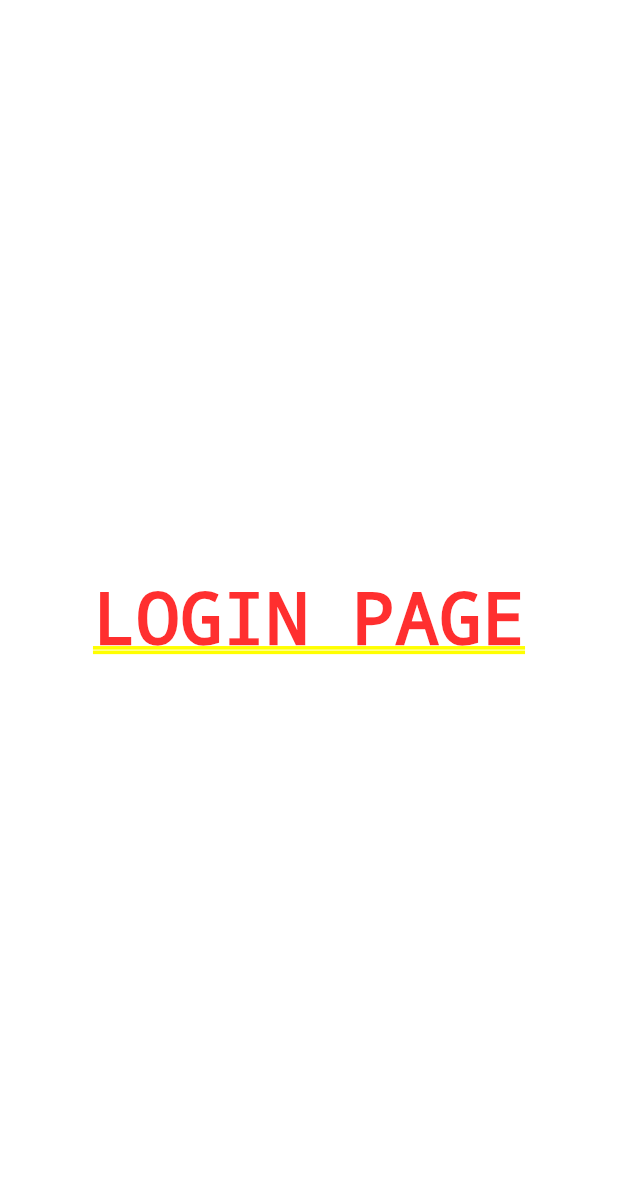
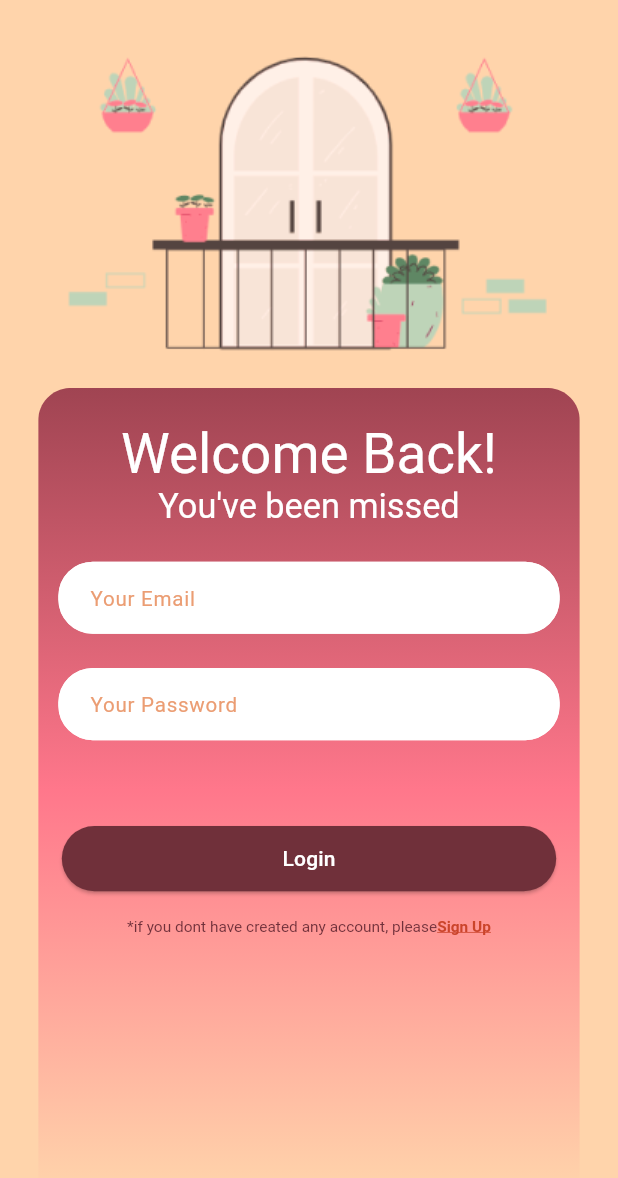
Before and after one commit to AbiMulLyA/mawadda_test, a Flutter app: the screen it shows after launch, after a tap on "Login", on a phone screen of 412 x 824 dp. Shown: the top 1178 px of the screen. Run offline on Flutter 3.47's test engine with Material 2 defaults, Android fonts, the phone set to English and light mode, and no system bars; our stand-ins replace auto_route, equatable, flutter_bloc, flutter_screenutil, flutter_svg, get_it and 3 more.

Commit message:
add example auth ui

```diff
--- /dev/null
+++ b/lib/auth/components/auth_form_component.dart
@@ -0,0 +1,65 @@
+// ignore_for_file: public_member_api_docs, sort_ructors_first
+import 'package:flutter/material.dart';
+import 'package:flutter_screenutil/flutter_screenutil.dart';
+
+class AuthFormComponentt extends StatelessWidget {
+  const AuthFormComponentt({
+    Key? key,
+    required this.controller,
+    this.formKey,
+    required this.hintText,
+    required this.textInputType,
+  }) : super(key: key);
+
+  final TextEditingController controller;
+  final String? formKey;
+  final String hintText;
+  final TextInputType textInputType;
+
+  @override
+  Widget build(BuildContext context) {
+    return SizedBox(
+      width: 292.w,
+      height: 42.h,
+      child: TextFormField(
+        key: Key(formKey ?? ''),
+        controller: controller,
+        textInputAction: TextInputAction.next,
+        keyboardType: textInputType,
+        autofocus: false,
+        autovalidateMode: AutovalidateMode.onUserInteraction,
+        decoration: InputDecoration(
+          fillColor: Colors.white,
+          filled: true,
+          isDense: true,
+          hintText: hintText,
+          hintStyle: TextStyle(color: const Color(0xffEB9D73), fontSize: 12.sp),
+          errorBorder: OutlineInputBorder(
+            borderRadius: BorderRadius.all(Radius.circular(20.r)),
+            borderSide: const BorderSide(color: Colors.red, width: 1.0),
+          ),
+          focusedErrorBorder: OutlineInputBorder(
+            borderRadius: BorderRadius.all(Radius.circular(20.r)),
+            borderSide: const BorderSide(color: Colors.white, width: 1.0),
+          ),
+          contentPadding: EdgeInsets.all(15.r),
+          enabledBorder: OutlineInputBorder(
+            borderRadius: BorderRadius.all(Radius.circular(20.r)),
+            borderSide: const BorderSide(
+              color: Colors.white,
+              width: 1.0,
+            ),
+          ),
+          focusedBorder: OutlineInputBorder(
+            borderRadius: BorderRadius.all(Radius.circular(20.r)),
+            borderSide: const BorderSide(color: Colors.white),
+          ),
+          errorStyle: TextStyle(
+            color: Colors.red,
+            fontSize: 10.sp,
+          ),
+        ),
+      ),
+    );
+  }
+}
--- a/lib/auth/pages/auth_page.dart
+++ b/lib/auth/pages/auth_page.dart
@@ -1,12 +1,13 @@
 import 'package:auto_route/auto_route.dart';
 import 'package:flutter/material.dart';
 import 'package:flutter_bloc/flutter_bloc.dart';
-import 'package:mawadda_app/auth/pages/login_page.dart';
-import 'package:mawadda_app/auth/pages/register_page.dart';
-import 'package:mawadda_app/core/navigation/bloc/navigation_bloc.dart';
-import 'package:mawadda_app/core/router/router.dart';
+import 'package:flutter_screenutil/flutter_screenutil.dart';
+import 'package:flutter_svg/svg.dart';
 
 import '../../core/di/injector.dart';
+import '../../core/navigation/bloc/navigation_bloc.dart';
+import 'login_page.dart';
+import 'register_page.dart';
 
 @RoutePage()
 class AuthPage extends StatelessWidget {
@@ -17,13 +18,28 @@ class AuthPage extends StatelessWidget {
     return BlocProvider(
       create: (_) => getIt<NavigationBloc>(),
       child: Container(
-        color: Colors.white,
-        padding: const EdgeInsets.all(16),
+        color: const Color(0XFFFFD4AB),
+        padding: EdgeInsets.only(
+          top: 20.r,
+          left: 16.r,
+          right: 16.r,
+        ),
         child: Center(
           child: Column(
-            mainAxisAlignment: MainAxisAlignment.center,
+            // mainAxisAlignment: MainAxisAlignment.center,
             children: [
-              ElevatedButton(
+              SvgPicture.asset(
+                'assets/welcome_card.svg',
+              ),
+              SizedBox(
+                height: 20.h,
+              ),
+              SizedBox(
+                height: 36.h,
+                width: 169.w,
+                child: ElevatedButton(
+                  style: ElevatedButton.styleFrom(
+                      backgroundColor: const Color(0xff70303A)),
                   onPressed: () {
                     Navigator.push(
                       context,
@@ -31,16 +47,24 @@ class AuthPage extends StatelessWidget {
                         builder: (context) => const LoginPage(),
                       ),
                     );
-                  // context.router.push(const LoginRoute());
-                  // context.router.replace(const LoginRoute());
-                  // context.read<NavigationBloc>().add(const HomeEv());
                   },
-                child: const Text('Login'),
+                  child: const Text(
+                    'Login',
+                    style: TextStyle(
+                      color: Colors.white,
                     ),
-              const SizedBox(
-                height: 20,
                   ),
-              ElevatedButton(
+                ),
+              ),
+              SizedBox(
+                height: 20.h,
+              ),
+              SizedBox(
+                height: 36.h,
+                width: 169.w,
+                child: ElevatedButton(
+                  style: ElevatedButton.styleFrom(
+                      backgroundColor: const Color(0xff70303A)),
                   onPressed: () {
                     Navigator.push(
                       context,
@@ -49,7 +73,13 @@ class AuthPage extends StatelessWidget {
                       ),
                     );
                   },
-                child: const Text('Sign Up'),
+                  child: const Text(
+                    'Sign up',
+                    style: TextStyle(
+                      color: Colors.white,
+                    ),
+                  ),
+                ),
               ),
             ],
           ),
--- a/lib/auth/pages/login_page.dart
+++ b/lib/auth/pages/login_page.dart
@@ -1,5 +1,9 @@
 import 'package:auto_route/auto_route.dart';
 import 'package:flutter/material.dart';
+import 'package:flutter_screenutil/flutter_screenutil.dart';
+import 'package:flutter_svg/svg.dart';
+import 'package:google_fonts/google_fonts.dart';
+import 'package:mawadda_app/auth/components/auth_form_component.dart';
 
 @RoutePage()
 class LoginPage extends StatelessWidget {
@@ -7,10 +11,124 @@ class LoginPage extends StatelessWidget {
 
   @override
   Widget build(BuildContext context) {
-    return Container(
-      color: Colors.white,
-      child: const Center(
-        child: Text('LOGIN PAGE'),
+    final emailCtr = TextEditingController();
+    final passwordCtr = TextEditingController();
+    return Scaffold(
+      body: Container(
+        height: 1.sh,
+        color: const Color(0XFFFFD4AB),
+        padding: EdgeInsets.all(10.r),
+        child: Center(
+          child: ListView(
+            children: [
+              Image.asset(
+                'assets/login_top_picture.png',
+                height: 0.3.sh,
+              ),
+              DefaultTextStyle(
+                style: const TextStyle(color: Colors.white),
+                child: Container(
+                  padding: EdgeInsets.only(
+                    left: 10.r,
+                    right: 10.r,
+                  ),
+                  height: 0.65.sh,
+                  child: Stack(
+                    alignment: AlignmentDirectional.topCenter,
+                    children: [
+                      SvgPicture.asset(
+                        'assets/bg_card_login.svg',
+                        width: 1.sw,
+                      ),
+                      Column(
+                        children: [
+                          SizedBox(
+                            height: 20.h,
+                          ),
+                          Text(
+                            'Welcome Back!',
+                            style: TextStyle(
+                              fontSize: 32.sp,
+                            ),
+                          ),
+                          Text(
+                            "You've been missed",
+                            style: TextStyle(
+                              fontSize: 20.sp,
+                            ),
+                          ),
+                          SizedBox(
+                            height: 20.h,
+                          ),
+                          AuthFormComponentt(
+                            formKey: 'email',
+                            controller: emailCtr,
+                            hintText: 'Your Email',
+                            textInputType: TextInputType.emailAddress,
+                          ),
+                          SizedBox(
+                            height: 20.h,
+                          ),
+                          AuthFormComponentt(
+                            formKey: 'password',
+                            controller: passwordCtr,
+                            hintText: 'Your Password',
+                            textInputType: TextInputType.emailAddress,
+                          ),
+                          SizedBox(
+                            height: 50.h,
+                          ),
+                          SizedBox(
+                            height: 38.h,
+                            width: 0.8.sw,
+                            child: ElevatedButton(
+                              style: ElevatedButton.styleFrom(
+                                  backgroundColor: const Color(0xff70303A)),
+                              onPressed: () {},
+                              child: const Text(
+                                'Login',
+                                style: TextStyle(
+                                  color: Colors.white,
+                                ),
+                              ),
+                            ),
+                          ),
+                          SizedBox(
+                            height: 15.h,
+                          ),
+                          Row(
+                            mainAxisAlignment: MainAxisAlignment.center,
+                            children: [
+                              Text(
+                                '*if you dont have created any account, please',
+                                style: TextStyle(
+                                  color: const Color(0xff70303A),
+                                  fontSize: 9.sp,
+                                ),
+                              ),
+                              GestureDetector(
+                                onTap: () {},
+                                child: Text(
+                                  'Sign Up',
+                                  style: TextStyle(
+                                    color: const Color(0xffCB442B),
+                                    fontSize: 9.sp,
+                                    fontWeight: FontWeight.w600,
+                                    decoration: TextDecoration.underline,
+                                  ),
+                                ),
+                              ),
+                            ],
+                          )
+                        ],
+                      )
+                    ],
+                  ),
+                ),
+              )
+            ],
+          ),
+        ),
       ),
     );
   }
--- a/lib/main.dart
+++ b/lib/main.dart
@@ -2,6 +2,8 @@ import 'package:auto_route/auto_route.dart';
 import 'package:flutter/material.dart';
 import 'package:flutter/services.dart';
 import 'package:flutter_bloc/flutter_bloc.dart';
+import 'package:flutter_screenutil/flutter_screenutil.dart';
+import 'package:google_fonts/google_fonts.dart';
 
 import 'core/di/injector.dart';
 import 'core/navigation/bloc/navigation_bloc.dart';
@@ -38,12 +40,18 @@ class _AppState extends State<App> {
           create: (_) => getIt<NavigationBloc>()..add(const AppStartedEv()),
         ),
       ],
-      child: MaterialApp.router(
-        theme: ThemeData(
-          useMaterial3: true,
+      child: ScreenUtilInit(
+        designSize: const Size(360, 720),
+        splitScreenMode: true,
+        ensureScreenSize: true,
+        child: MaterialApp.router(
+          theme: ThemeData(
+            useMaterial3: true,
+            textTheme: GoogleFonts.averiaGruesaLibreTextTheme(),
+          ),
+          routerDelegate: _appRouter.delegate(),
+          routeInformationParser: _appRouter.defaultRouteParser(),
         ),
-        routerDelegate: _appRouter.delegate(),
-        routeInformationParser: _appRouter.defaultRouteParser(),
       ),
     );
   }
--- a/pubspec.yaml
+++ b/pubspec.yaml
@@ -39,6 +39,9 @@ dependencies:
   equatable: ^2.0.5
   shared_preferences: ^2.1.1
   injectable: ^2.1.2
+  flutter_screenutil: ^5.9.0-beta
+  google_fonts: ^5.1.0
+  flutter_svg: ^2.0.7
 
 dev_dependencies:
   flutter_test:
```
Also changed, not shown: assets/bg_card_login.svg (added), assets/login_top_picture.png (added), assets/welcome_card.svg (added), pubspec.lock, 1 other file. Lines whose indentation alone changed are shown as unchanged.
